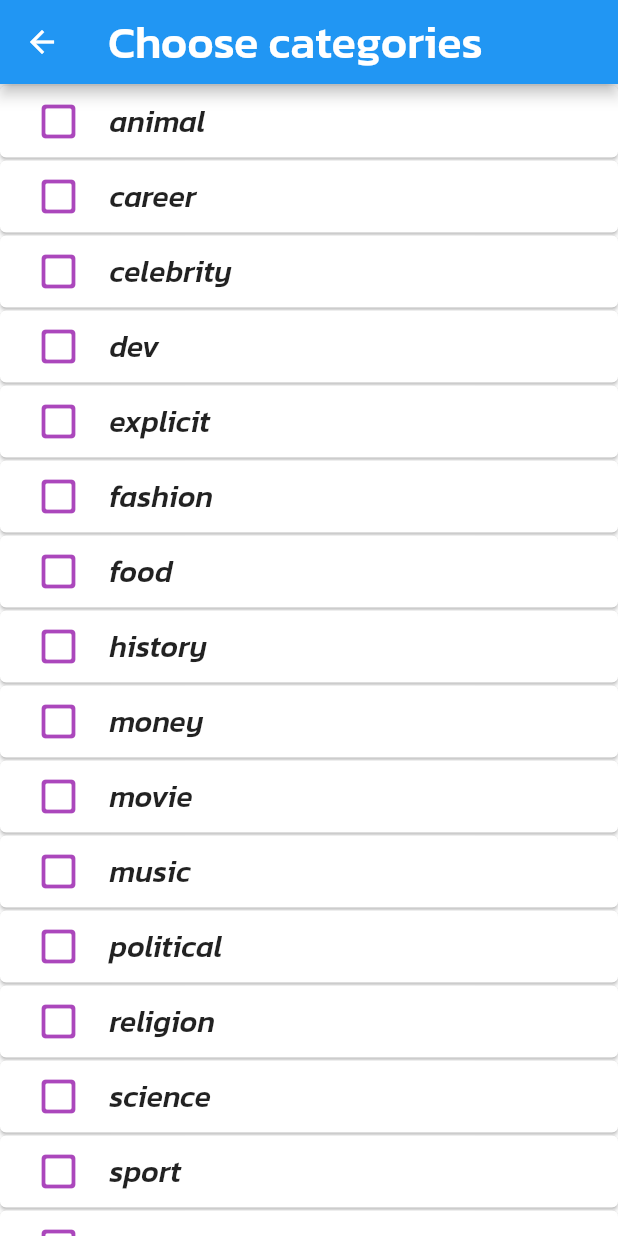
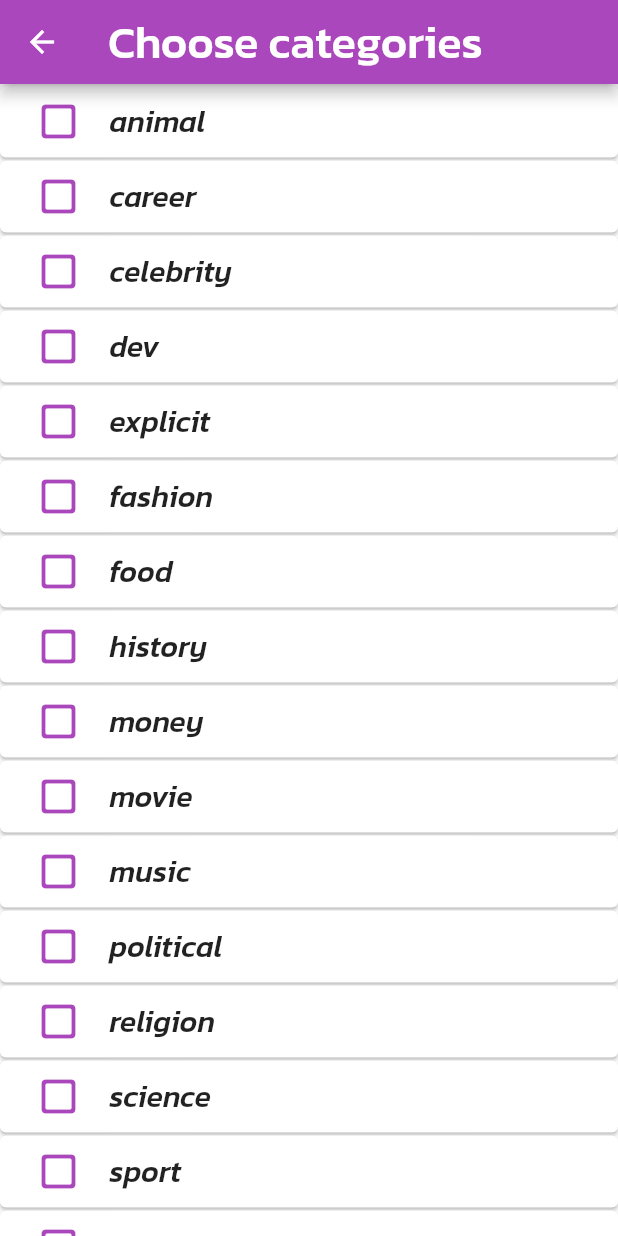
Before and after one commit to vladdan16/ChuckNorrisJokesApp, a Flutter app: the screen it shows after launch, after a tap on the "tune" icon, on a phone screen of 412 x 824 dp. Run offline on Flutter 3.47's test engine with Material 2 defaults, Android fonts, the phone set to English and light mode, and no system bars.

Commit message:
JokesFilter

```diff
--- a/lib/FilterScreen.dart
+++ b/lib/FilterScreen.dart
@@ -40,6 +40,7 @@ class _JokesFilterState extends State<JokesFilter> {
   Widget build(BuildContext context) {
     return Scaffold(
       appBar: AppBar(
+        backgroundColor: Colors.purple[400],
         title: const Text(
           'Choose categories',
           style: TextStyle(
--- a/lib/FirstScreen.dart
+++ b/lib/FirstScreen.dart
@@ -383,10 +383,6 @@ class _HomePageState extends State<HomePage> {
             )
           : pages[pageIndex],
       floatingActionButton: FloatingActionButton(
-        child: const Icon(
-          Icons.tune,
-          size: 30,
-        ),
         backgroundColor: Colors.purple[400],
         onPressed: () {
           Navigator.push(
@@ -396,6 +392,10 @@ class _HomePageState extends State<HomePage> {
             ),
           );
         },
+        child: const Icon(
+          Icons.tune,
+          size: 30,
+        ),
 
       ),
       bottomNavigationBar: Container(
```
